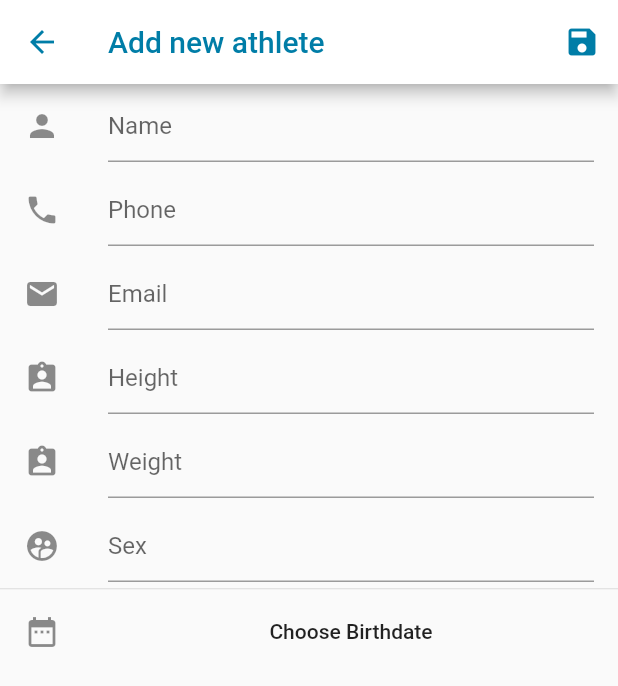
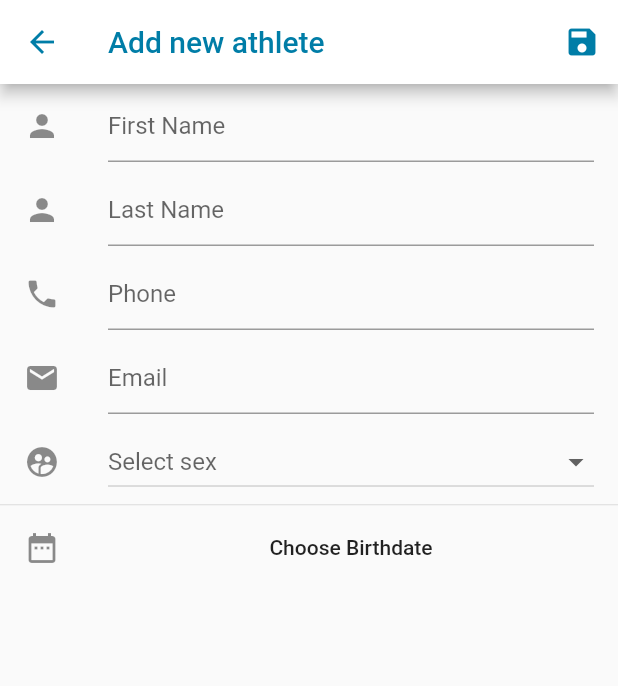
Before and after one commit to coachingappteam/coaching, a Flutter app: the AddAthletesScreen screen opened directly, on a phone screen of 412 x 824 dp. Shown: the top 686 px of the screen. Run offline on Flutter 3.47's test engine with Material 2 defaults, Android fonts, the phone set to English and light mode, and no system bars; our stand-ins replace flutter_datetime_picker, shared_preferences; accounts and stored records are empty.

Commit message:
Added all requests for teams, now working on athletes.

```diff
--- a/lib/auth/sign_in.dart
+++ b/lib/auth/sign_in.dart
@@ -12,10 +12,7 @@ class SignIn extends StatefulWidget {
 }
 
 class _SignInState extends State<SignIn> {
-  var _controllers = [
-    TextEditingController(),
-    TextEditingController(),
-  ];
+  var _controllers = [TextEditingController(), TextEditingController()];
   var _textValidations = [true, true];
 
   Future<String> loginDB() async {
--- a/lib/http_requests/athlete_http_requests.dart
+++ b/lib/http_requests/athlete_http_requests.dart
@@ -20,4 +20,8 @@ class AthleteHttpRequests {
     );
     print(response.body);
   }
+
+  Future<String> createAthlete(Map<String, dynamic> athlete) async{
+
+  }
 }
--- a/lib/my_teams/add_team_screen.dart
+++ b/lib/my_teams/add_team_screen.dart
@@ -123,6 +123,10 @@ class _AddTeamScreenState extends State<StatefulWidget> {
 
 class DropdownButtonOptions extends StatefulWidget {
   _DropdownExampleState createState() => _DropdownExampleState();
+
+  getDropValue(){
+    return _DropdownExampleState().value;
+  }
 }
 
 class _DropdownExampleState extends State<DropdownButtonOptions> {
--- a/lib/my_teams/athletes/add_athletes_screen.dart
+++ b/lib/my_teams/athletes/add_athletes_screen.dart
@@ -1,7 +1,10 @@
 import 'package:flutter/material.dart';
 import 'package:flutter_datetime_picker/flutter_datetime_picker.dart';
+import 'package:intl/intl.dart';
+import '../../http_requests/athlete_http_requests.dart';
+import 'dart:async';
+import 'dart:convert';
 
-import '../../models/athlete.dart';
 import '../../main_color.dart';
 
 class AddAthletesScreen extends StatefulWidget {
@@ -9,6 +12,70 @@ class AddAthletesScreen extends StatefulWidget {
 }
 
 class _AddAthletesScreenState extends State<AddAthletesScreen> {
+  var dropDown = DropdownButtonOptions();
+  var dateText = 'Choose Birthdate';
+  var dateChosen = Text('Choose Birthdate');
+
+  var _controllers = [
+    TextEditingController(),
+    TextEditingController(),
+    TextEditingController(),
+    TextEditingController(),
+  ];
+  var _textValidations = [true, true, true, true];
+
+  createAthlete() async {
+    var birthDate = DateFormat("yyyy/MM/dd", "en_US").parse(dateText);
+    print(birthDate);
+    var athlete = {
+      'firstName': _controllers[0].text,
+      'lastName': _controllers[1].text,
+      'phone': _controllers[2].text,
+      'email': _controllers[3].text,
+      'birthdate': birthDate,
+      'sex': this.dropDown.getDropValue()
+    };
+    print(athlete);
+//    AthleteHttpRequests().createAthlete(athlete);
+  }
+
+  submitForm() async {
+    var copyV = [true, true, true, true];
+    var isTextEmpty = false;
+    for (int i = 0; i < _controllers.length; i++) {
+      var str = _controllers[i].text;
+      if (identical(str, '')) {
+        copyV[i] = false;
+        isTextEmpty = true;
+      }
+    }
+    if (!isTextEmpty && (dateText != 'Choose Birthdate')) {
+      createAthlete();
+    } else {
+      if (dateText == 'Choose Birthdate') {
+        print('maaal');
+        setState(() {
+          this.dateChosen = Text(
+            'Choose Birthdate',
+            style: TextStyle(
+              color: Colors.red,
+            ),
+          );
+        });
+      }
+      setState(() {
+        _textValidations = copyV;
+      });
+    }
+  }
+
+  changeDate(String date) {
+    setState(() {
+      this.dateText = date;
+      this.dateChosen = Text(date);
+    });
+  }
+
   @override
   Widget build(BuildContext context) {
     // TODO: implement build
@@ -25,10 +92,9 @@ class _AddAthletesScreenState extends State<AddAthletesScreen> {
         title: new Text('Add new athlete'),
         actions: <Widget>[
           new IconButton(
-              icon: const Icon(Icons.save),
-              onPressed: () {
-                Navigator.pop(context);
-              })
+            icon: const Icon(Icons.save),
+            onPressed: submitForm,
+          ),
         ],
       ),
       body: new Column(
@@ -36,50 +102,68 @@ class _AddAthletesScreenState extends State<AddAthletesScreen> {
           new ListTile(
             leading: const Icon(Icons.person),
             title: new TextField(
+              controller: _controllers[0],
               decoration: new InputDecoration(
-                hintText: "Name",
+                hintText: "First Name",
+                errorText:
+                    !_textValidations[0] ? 'Value Can\'t Be Empty' : null,
+              ),
+            ),
+          ),
+          new ListTile(
+            leading: const Icon(Icons.person),
+            title: new TextField(
+              controller: _controllers[1],
+              decoration: new InputDecoration(
+                hintText: "Last Name",
+                errorText:
+                    !_textValidations[1] ? 'Value Can\'t Be Empty' : null,
               ),
             ),
           ),
           new ListTile(
             leading: const Icon(Icons.phone),
             title: new TextField(
+              controller: _controllers[2],
               decoration: new InputDecoration(
                 hintText: "Phone",
+                errorText:
+                    !_textValidations[2] ? 'Value Can\'t Be Empty' : null,
               ),
             ),
           ),
           new ListTile(
             leading: const Icon(Icons.email),
             title: new TextField(
+              controller: _controllers[3],
               decoration: new InputDecoration(
                 hintText: "Email",
+                errorText:
+                    !_textValidations[3] ? 'Value Can\'t Be Empty' : null,
               ),
             ),
           ),
-          new ListTile(
-            leading: const Icon(Icons.assignment_ind),
-            title: new TextField(
-              decoration: new InputDecoration(
-                hintText: "Height",
-              ),
-            ),
-          ),
-          new ListTile(
-            leading: const Icon(Icons.assignment_ind),
-            title: new TextField(
-              decoration: new InputDecoration(
-                hintText: "Weight",
-              ),
-            ),
-          ),
+//          new ListTile(
+//            leading: const Icon(Icons.assignment_ind),
+//            title: new TextField(
+//              decoration: new InputDecoration(
+//                hintText: "Height",
+//                errorText:  !_textValidations[0] ? 'Value Can\'t Be Empty' : null,
+//              ),
+//            ),
+//          ),
+//          new ListTile(
+//            leading: const Icon(Icons.assignment_ind),
+//            title: new TextField(
+//              decoration: new InputDecoration(
+//                hintText: "Weight",
+//                errorText:  !_textValidations[0] ? 'Value Can\'t Be Empty' : null,
+//              ),
+//            ),
+//          ),
           new ListTile(
             leading: const Icon(Icons.supervised_user_circle),
-            title: new TextField(
-              decoration: new InputDecoration(
-                hintText: "Sex",
-              ),
-            ),
+            title: this.dropDown,
           ),
           const Divider(
             height: 1.0,
@@ -91,15 +175,14 @@ class _AddAthletesScreenState extends State<AddAthletesScreen> {
                 DatePicker.showDatePicker(context,
                     showTitleActions: true,
                     minTime: DateTime(2000, 1, 1),
-                    maxTime: DateTime(2022, 12, 31), onChanged: (date) {
-                  print('change $date');
-                }, onConfirm: (date) {
-                  print('confirm $date');
+                    maxTime: DateTime(2022, 12, 31),
+                    onChanged: (date) {}, onConfirm: (date) {
+                  String formattedDate = DateFormat('yyyy/MM/dd').format(date);
+                  changeDate(formattedDate);
+                  print(formattedDate);
                 }, currentTime: DateTime.now(), locale: LocaleType.en);
               },
-              child: Text(
-                'Choose Birthdate',
-              ),
+              child: dateChosen,
             ),
           ),
         ],
@@ -107,3 +190,46 @@ class _AddAthletesScreenState extends State<AddAthletesScreen> {
     );
   }
 }
+
+class DropdownButtonOptions extends StatefulWidget {
+  _DropdownExampleState createState() => _DropdownExampleState();
+
+  getDropValue() {
+    return _DropdownExampleState().value;
+  }
+}
+
+class _DropdownExampleState extends State<DropdownButtonOptions> {
+  var options = ['M','Female','Other'];
+  String value;
+
+  @override
+  Widget build(BuildContext context) {
+    return Container(
+      child: DropdownButton<String>(
+        isExpanded: true,
+        items: [
+          DropdownMenuItem<String>(
+            child: Text(options[0]),
+            value: 'M',
+          ),
+          DropdownMenuItem<String>(
+            child: Text(options[1]),
+            value: 'F',
+          ),
+          DropdownMenuItem<String>(
+            child: Text(options[2]),
+            value: 'X',
+          ),
+        ],
+        onChanged: (String value) {
+          setState(() {
+            this.value = value;
+          });
+        },
+        hint: Text('Select sex'),
+        value: value,
+      ),
+    );
+  }
+}
--- a/pubspec.yaml
+++ b/pubspec.yaml
@@ -27,6 +27,7 @@ dependencies:
   cupertino_icons: ^0.1.2
   shared_preferences: ^0.5.4+3
   dio: ^3.0.2
+  intl: ^0.15.8
 
 dev_dependencies:
   flutter_test:
```
Also changed, not shown: pubspec.lock.
